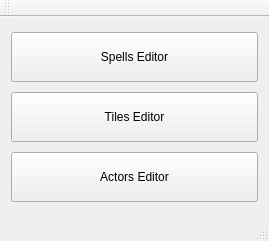
lonski/amarlon, file editor/editor.ui: the form before one commit.
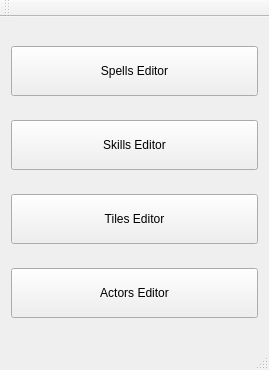
The form after the commit.

Commit message: skills to use protobuf

```diff
--- a/editor/editor.ui
+++ b/editor/editor.ui
@@ -7,7 +7,7 @@
     <x>0</x>
     <y>0</y>
     <width>269</width>
-    <height>241</height>
+    <height>370</height>
    </rect>
   </property>
   <property name="windowTitle">
@@ -28,6 +28,19 @@
       </property>
      </widget>
     </item>
+    <item>
+     <widget class="QPushButton" name="pushButton_4">
+      <property name="minimumSize">
+       <size>
+        <width>0</width>
+        <height>50</height>
+       </size>
+      </property>
+      <property name="text">
+       <string>Skills Editor</string>
+      </property>
+     </widget>
+    </item>
     <item>
      <widget class="QPushButton" name="pushButton_2">
       <property name="minimumSize">
```
Left out of the diff: 2 changed lines with no effect on the pictures. The commit also changes 42 other files.
